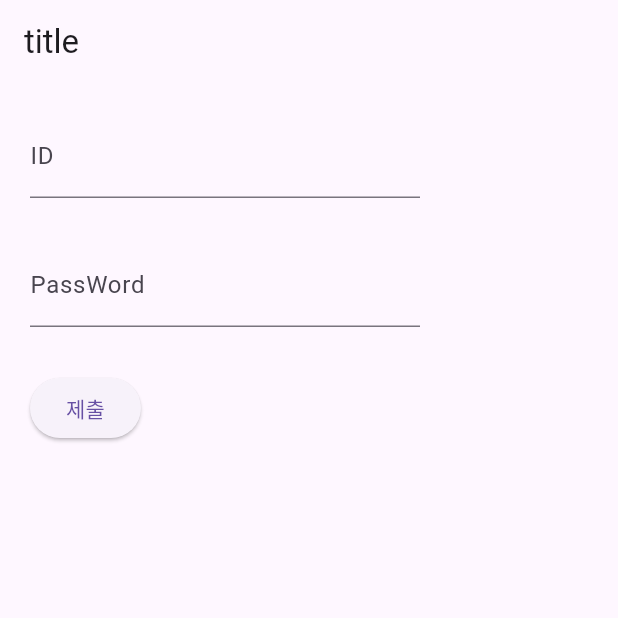
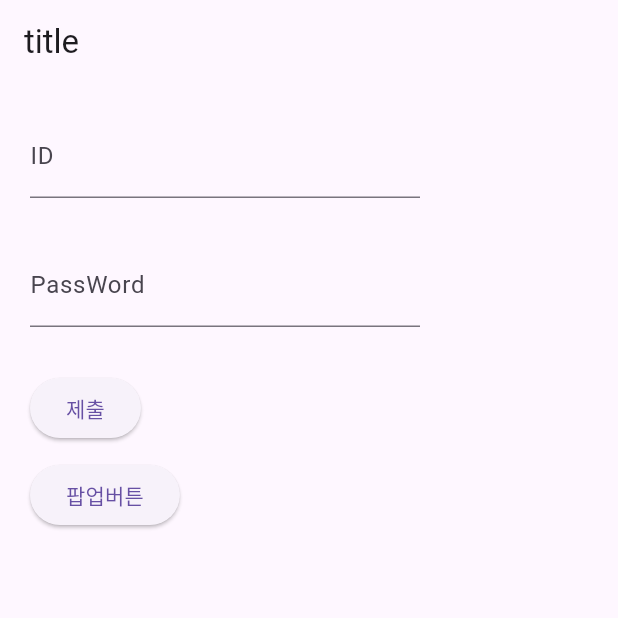
Before and after one commit to doriver/longTimeAgo, a Flutter app: the screen it shows after launch, on a phone screen of 412 x 824 dp, the top half of it. Run offline on Flutter 3.47's test engine with Material 3 defaults, Android fonts, the phone set to English and light mode, and no system bars; our stand-ins replace get, loader_overlay; accounts and stored records are empty.

Commit message:
Form validation , TextFormField 기본세팅 화면쪽에 팝업버튼 기능도 추가

```diff
--- a/flutter_excercise_01/lib/pages/form_screen.dart
+++ b/flutter_excercise_01/lib/pages/form_screen.dart
@@ -1,4 +1,5 @@
 import 'package:flutter/material.dart';
+import 'package:flutter_excercise_01/common/pop_up.dart';
 
 class FormScreen extends StatefulWidget {
   const FormScreen({super.key, required this.title});
@@ -75,7 +76,9 @@ class _FormScreenState extends State<FormScreen> {
                   }
                 },
                 child: Text('제출')
-              )
+              ),
+              SizedBox(height: 10),
+              PopUp.popButton(context, '팝업버튼')
             ]
           )
         )
```
